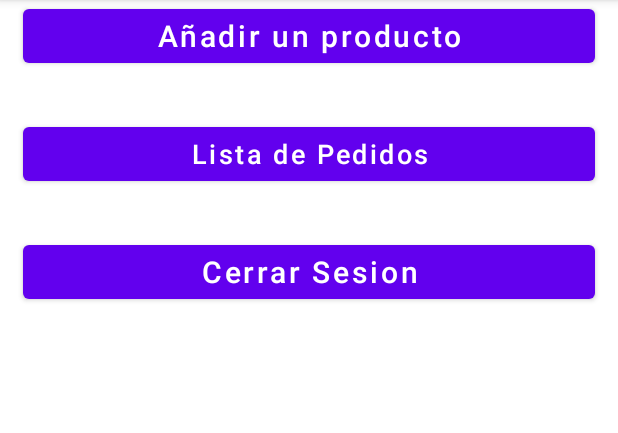
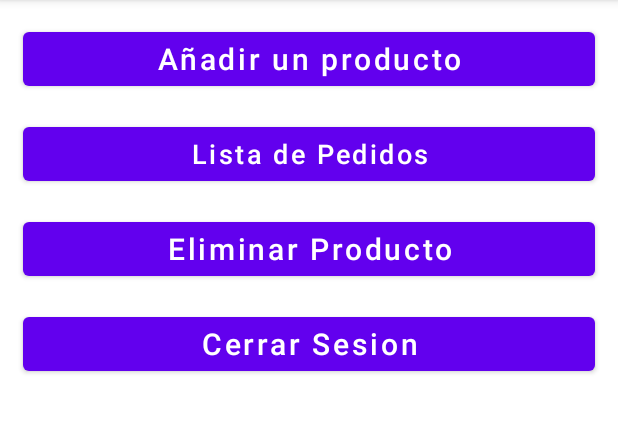
Before and after one commit to 777Undefined777/SantaRitaStore, an Android app: the AdminHomeActivity screen opened directly, with no data from a screen before it, on a phone screen of 412 x 824 dp, the part 84-517 px from its top. Run offline under Robolectric (Android 15) with nearby library versions, the phone set to English and light mode, and no system bars.

Commit message:
commit init

```diff
--- a/app/src/main/java/com/example/intento/AdminHomeActivity.java
+++ b/app/src/main/java/com/example/intento/AdminHomeActivity.java
@@ -9,7 +9,7 @@ import androidx.appcompat.app.AppCompatActivity;
 
 public class AdminHomeActivity extends AppCompatActivity {
 
-    private Button btn_logout, btn_viewCommand , btn_add_category;
+    private Button btn_logout, btn_viewCommand , btn_add_category, btn_del;
 
     @Override
     protected void onCreate(Bundle savedInstanceState) {
@@ -19,6 +19,7 @@ public class AdminHomeActivity extends AppCompatActivity {
         btn_logout = findViewById(R.id.btn_logout_admin);
         btn_viewCommand = findViewById(R.id.btn_command);
         btn_add_category = findViewById(R.id.btn_add_product);
+        btn_del = findViewById(R.id.btn_delete_products_admin);
 
         btn_logout.setOnClickListener(new View.OnClickListener() {
             @Override
@@ -39,6 +40,15 @@ public class AdminHomeActivity extends AppCompatActivity {
             }
         });
 
+        btn_del.setOnClickListener(new View.OnClickListener() {
+            @Override
+            public void onClick(View v) {
+                // Agregar aquí la lógica para ver los comandos
+                Intent intent = new Intent(AdminHomeActivity.this, DeleteProduct.class);
+                startActivity(intent);
+            }
+        });
+
         btn_add_category.setOnClickListener(new View.OnClickListener() {
             @Override
             public void onClick(View v) {
--- a/app/src/main/res/layout/activity_admin_home.xml
+++ b/app/src/main/res/layout/activity_admin_home.xml
@@ -1,11 +1,9 @@
-<?xml version="1.0" encoding="utf-8"?>
 <RelativeLayout xmlns:android="http://schemas.android.com/apk/res/android"
     xmlns:app="http://schemas.android.com/apk/res-auto"
     xmlns:tools="http://schemas.android.com/tools"
     android:layout_width="match_parent"
     android:layout_height="match_parent"
     tools:context=".AdminHomeActivity">
-
 
     <Button
         android:id="@+id/btn_add_product"
@@ -15,8 +13,7 @@
         android:layout_marginLeft="15dp"
         android:layout_marginEnd="15dp"
         android:layout_marginRight="15dp"
-        android:layout_marginBottom="15dp"
-
+        android:layout_marginTop="15dp"
         android:text="Añadir un producto"
         android:textAllCaps="false"
         android:textSize="20dp" />
@@ -25,35 +22,42 @@
         android:id="@+id/btn_command"
         android:layout_width="match_parent"
         android:layout_height="wrap_content"
-        android:layout_below="@+id/btn_add_product"
+        android:layout_below="@id/btn_add_product"
         android:layout_marginStart="15dp"
         android:layout_marginLeft="15dp"
         android:layout_marginTop="15dp"
         android:layout_marginEnd="15dp"
         android:layout_marginRight="15dp"
-        android:layout_marginBottom="15dp"
-
         android:text="Lista de Pedidos"
         android:textAllCaps="false"
         android:textSize="18dp" />
 
     <Button
-        android:id="@+id/btn_logout_admin"
+        android:id="@+id/btn_delete_products_admin"
         android:layout_width="match_parent"
         android:layout_height="wrap_content"
-        android:layout_below="@+id/btn_command"
+        android:layout_below="@id/btn_command"
         android:layout_marginStart="15dp"
         android:layout_marginLeft="15dp"
         android:layout_marginTop="15dp"
         android:layout_marginEnd="15dp"
         android:layout_marginRight="15dp"
-        android:layout_marginBottom="15dp"
+        android:text="Eliminar Producto"
+        android:textAllCaps="false"
+        android:textSize="20dp" />
 
+    <Button
+        android:id="@+id/btn_logout_admin"
+        android:layout_width="match_parent"
+        android:layout_height="wrap_content"
+        android:layout_below="@id/btn_delete_products_admin"
+        android:layout_marginStart="15dp"
+        android:layout_marginLeft="15dp"
+        android:layout_marginTop="15dp"
+        android:layout_marginEnd="15dp"
+        android:layout_marginRight="15dp"
         android:text="Cerrar Sesion"
         android:textAllCaps="false"
         android:textSize="20dp" />
 
-
-
-
 </RelativeLayout>
--- a/app/src/main/res/menu/activity_main_drawer.xml
+++ b/app/src/main/res/menu/activity_main_drawer.xml
@@ -34,7 +34,7 @@
             />
         <item
             android:id="@+id/sessionUserClose"
-            android:icon="@drawable/settings_24dp"
+            android:icon="@drawable/logout"
             android:title="Cerrar Sesion"
 
 
--- a/app/src/main/res/values/strings.xml
+++ b/app/src/main/res/values/strings.xml
@@ -6,7 +6,7 @@
     <string name="nav_header_title">USUARIO</string>
     <string name="nav_header_subtitle">android.studio@android.com</string>
     <string name="nav_header_desc">Navigation header</string>
-    <string name="action_settings">Settings</string>
+    <string name="action_settings">Cerrar sesion</string>
 
     <string name="menu_home">Home</string>
     <string name="menu_gallery">Gallery</string>
```
Also changed, not shown: app/src/main/res/layout/activity_command_admin_check.xml (+13 -3 lines), app/src/main/res/layout/activity_login.xml (+13 -13 lines).
